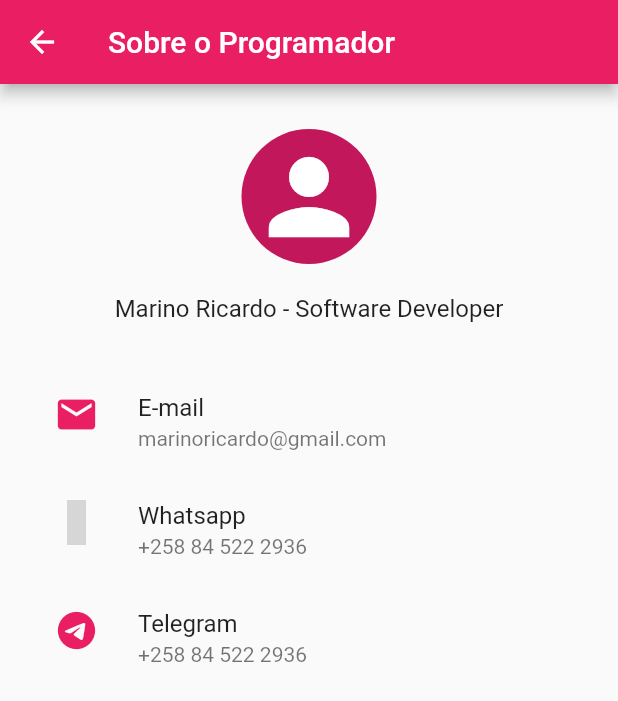
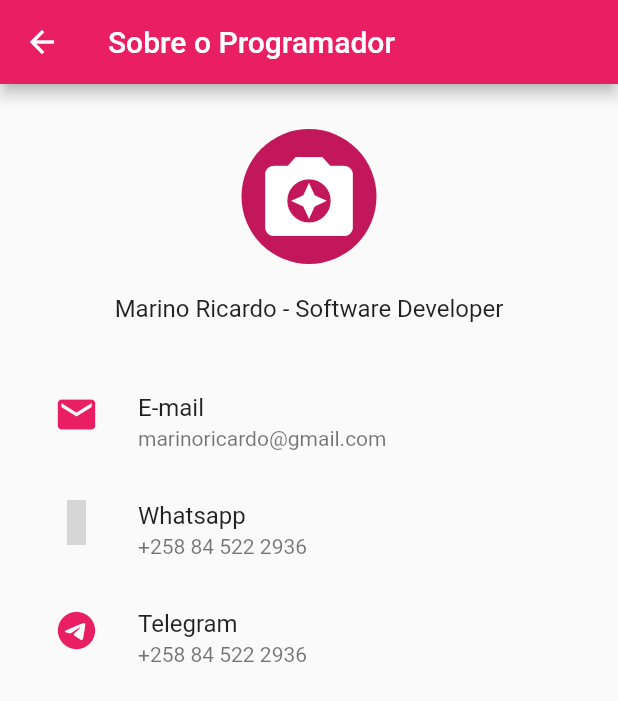
Before and after one commit to marinoricardo/todoapp, a Flutter app: the About screen opened by its route, on a phone screen of 412 x 824 dp. Shown: the top 701 px of the screen. Run offline on Flutter 3.47's test engine with Material 2 defaults, Android fonts, the phone set to English and light mode, and no system bars; statements that could not run were skipped; grey boxes are pictures that could not be loaded.

Commit message:
aboutPage

```diff
--- a/lib/about.dart
+++ b/lib/about.dart
@@ -24,8 +24,8 @@ class About extends StatelessWidget {
                     width: 90,
                     child: CircleAvatar(
                       child: Icon(
-                        Icons.person,
-                        size: 80,
+                        Icons.camera_enhance,
+                        size: 70,
                       ),
                     ),
                   ),
```
